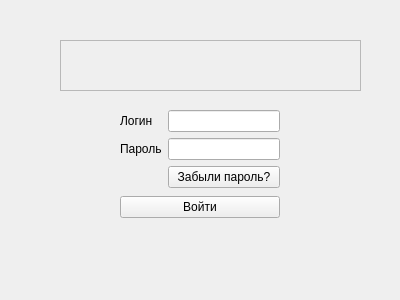
Qt form src/enterformwidget.ui (CherMiTT/drive_school_client) before a commit.
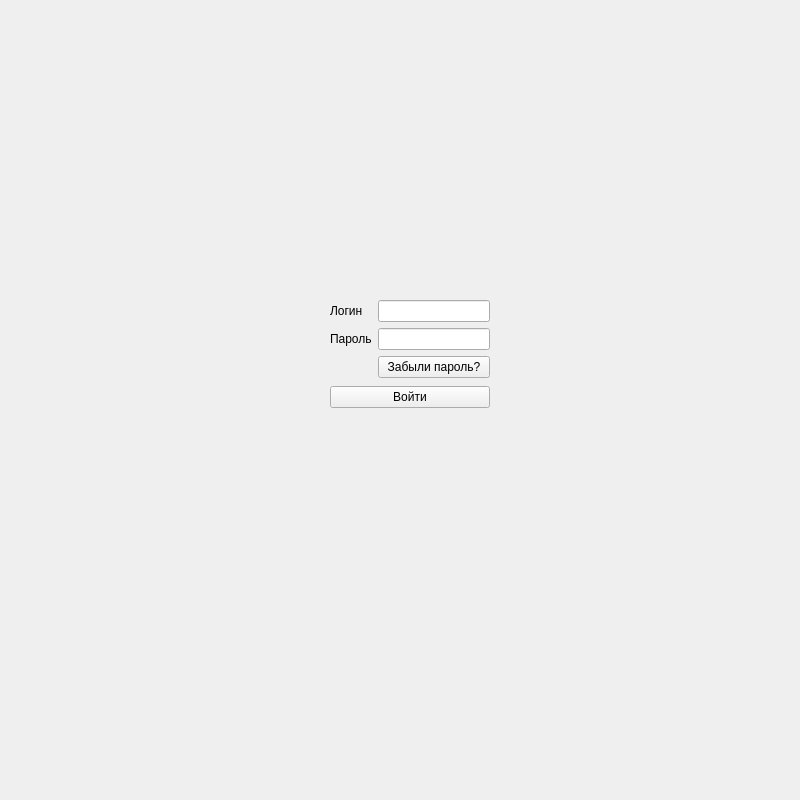
The same form after that commit.

Diff of the .ui file:
```diff
--- a/src/enterformwidget.ui
+++ b/src/enterformwidget.ui
@@ -6,8 +6,8 @@
    <rect>
     <x>0</x>
     <y>0</y>
-    <width>400</width>
-    <height>300</height>
+    <width>800</width>
+    <height>800</height>
    </rect>
   </property>
   <property name="minimumSize">
@@ -22,8 +22,8 @@
   <widget class="QWidget" name="verticalLayoutWidget">
    <property name="geometry">
     <rect>
-     <x>120</x>
-     <y>110</y>
+     <x>330</x>
+     <y>300</y>
      <width>160</width>
      <height>108</height>
     </rect>
@@ -73,22 +73,17 @@
     </item>
    </layout>
   </widget>
-  <widget class="QTextBrowser" name="errorTextBrowser">
-   <property name="enabled">
-    <bool>false</bool>
-   </property>
+  <widget class="QLabel" name="errorLabel">
    <property name="geometry">
     <rect>
-     <x>60</x>
-     <y>40</y>
-     <width>301</width>
-     <height>51</height>
+     <x>290</x>
+     <y>250</y>
+     <width>251</width>
+     <height>31</height>
     </rect>
    </property>
-   <property name="font">
-    <font>
-     <pointsize>14</pointsize>
-    </font>
+   <property name="text">
+    <string/>
    </property>
   </widget>
  </widget>
```
